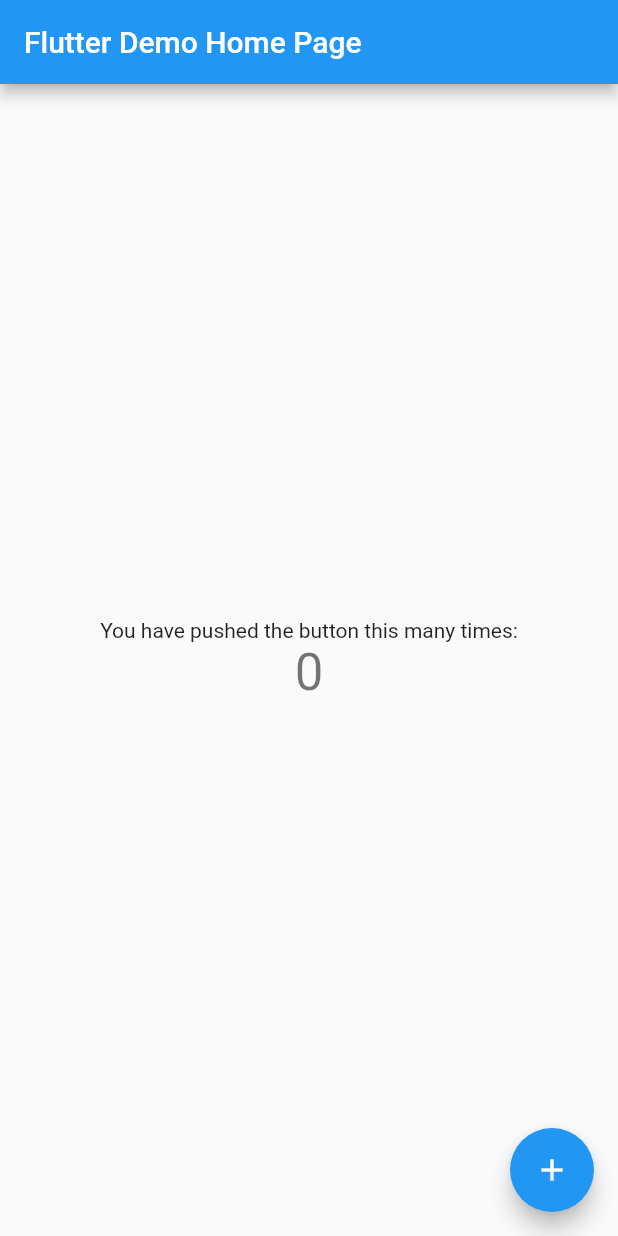
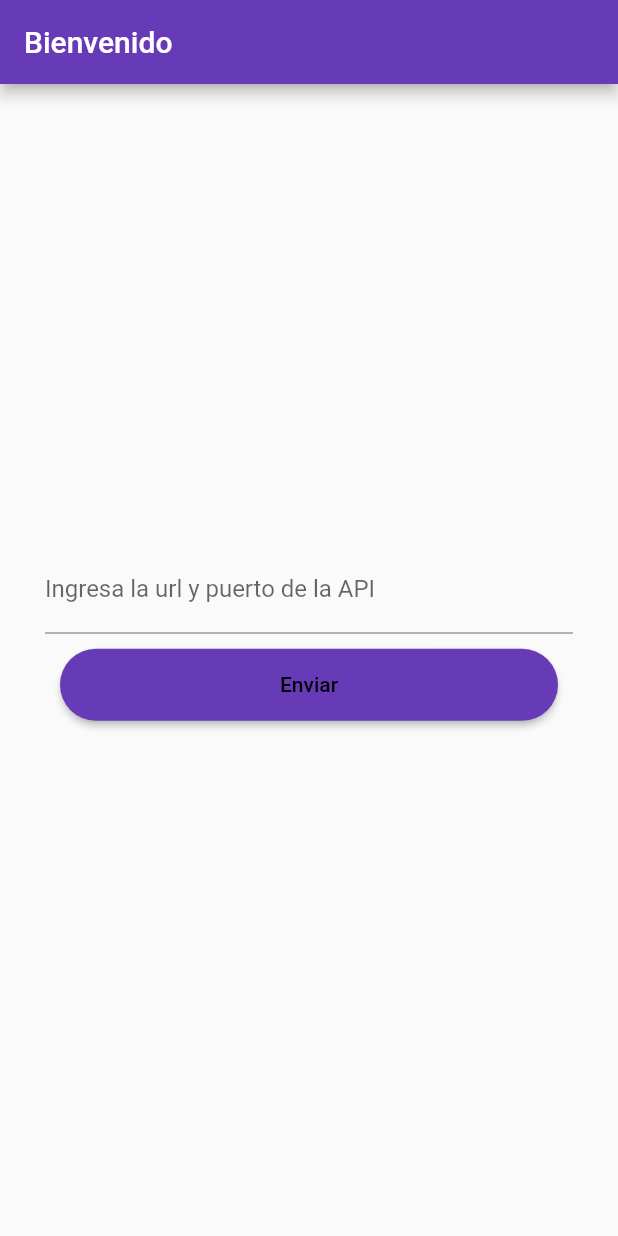
Before and after one commit to JuanJTorres11/restaurant-mobile, a Flutter app: the screen it shows after launch, on a phone screen of 412 x 824 dp. Run offline on Flutter 3.47's test engine with Material 2 defaults, Android fonts, the phone set to English and light mode, and no system bars; our stand-ins replace shared_preferences.

Commit message:
connection to host

```diff
--- a/lib/main.dart
+++ b/lib/main.dart
@@ -1,4 +1,6 @@
 import 'package:flutter/material.dart';
+import 'package:http/http.dart' as http;
+import 'package:shared_preferences/shared_preferences.dart';
 
 void main() {
   runApp(MyApp());
@@ -9,105 +11,113 @@ class MyApp extends StatelessWidget {
   @override
   Widget build(BuildContext context) {
     return MaterialApp(
-      title: 'Flutter Demo',
+      debugShowCheckedModeBanner: false,
+      title: 'Restaurante',
       theme: ThemeData(
-        // This is the theme of your application.
-        //
-        // Try running your application with "flutter run". You'll see the
-        // application has a blue toolbar. Then, without quitting the app, try
-        // changing the primarySwatch below to Colors.green and then invoke
-        // "hot reload" (press "r" in the console where you ran "flutter run",
-        // or simply save your changes to "hot reload" in a Flutter IDE).
-        // Notice that the counter didn't reset back to zero; the application
-        // is not restarted.
-        primarySwatch: Colors.blue,
+        primarySwatch: Colors.deepPurple,
       ),
-      home: MyHomePage(title: 'Flutter Demo Home Page'),
+      home: MyHomePage(),
     );
   }
 }
 
 class MyHomePage extends StatefulWidget {
-  MyHomePage({Key? key, required this.title}) : super(key: key);
-
-  // This widget is the home page of your application. It is stateful, meaning
-  // that it has a State object (defined below) that contains fields that affect
-  // how it looks.
-
-  // This class is the configuration for the state. It holds the values (in this
-  // case the title) provided by the parent (in this case the App widget) and
-  // used by the build method of the State. Fields in a Widget subclass are
-  // always marked "final".
-
-  final String title;
-
   @override
   _MyHomePageState createState() => _MyHomePageState();
 }
 
 class _MyHomePageState extends State<MyHomePage> {
-  int _counter = 0;
-
-  void _incrementCounter() {
-    setState(() {
-      // This call to setState tells the Flutter framework that something has
-      // changed in this State, which causes it to rerun the build method below
-      // so that the display can reflect the updated values. If we changed
-      // _counter without calling setState(), then the build method would not be
-      // called again, and so nothing would appear to happen.
-      _counter++;
-    });
-  }
+  var _host = false;
+  var _showMessage = false;
+  final GlobalKey<FormState> _formKey = GlobalKey<FormState>();
+  final TextEditingController _hostController = TextEditingController();
 
   @override
   Widget build(BuildContext context) {
-    // This method is rerun every time setState is called, for instance as done
-    // by the _incrementCounter method above.
-    //
-    // The Flutter framework has been optimized to make rerunning build methods
-    // fast, so that you can just rebuild anything that needs updating rather
-    // than having to individually change instances of widgets.
     return Scaffold(
       appBar: AppBar(
-        // Here we take the value from the MyHomePage object that was created by
-        // the App.build method, and use it to set our appbar title.
-        title: Text(widget.title),
+        title: Text("Bienvenido"),
       ),
       body: Center(
-        // Center is a layout widget. It takes a single child and positions it
-        // in the middle of the parent.
+          child: Form(
+              key: _formKey,
+              child: Padding(
+                  padding: const EdgeInsets.only(
+                      left: 30.0, right: 30.0, top: 5.0, bottom: 5.0),
                   child: Column(
-          // Column is also a layout widget. It takes a list of children and
-          // arranges them vertically. By default, it sizes itself to fit its
-          // children horizontally, and tries to be as tall as its parent.
-          //
-          // Invoke "debug painting" (press "p" in the console, choose the
-          // "Toggle Debug Paint" action from the Flutter Inspector in Android
-          // Studio, or the "Toggle Debug Paint" command in Visual Studio Code)
-          // to see the wireframe for each widget.
-          //
-          // Column has various properties to control how it sizes itself and
-          // how it positions its children. Here we use mainAxisAlignment to
-          // center the children vertically; the main axis here is the vertical
-          // axis because Columns are vertical (the cross axis would be
-          // horizontal).
                       mainAxisAlignment: MainAxisAlignment.center,
                       children: <Widget>[
-            Text(
-              'You have pushed the button this many times:',
+                        TextFormField(
+                          controller: _hostController,
+                          decoration: const InputDecoration(
+                              labelText: 'Ingresa la url y puerto de la API',
+                              prefixText: "http://",
+                              focusColor: Colors.grey),
+                          validator: (String? value) {
+                            if (value!.isEmpty)
+                              return 'Ingresa la url y puerto';
+                            return null;
+                          },
                         ),
-            Text(
-              '$_counter',
-              style: Theme.of(context).textTheme.headline4,
+                        Padding(
+                          padding: const EdgeInsets.all(10.0),
+                          child: ConstrainedBox(
+                            constraints:
+                                BoxConstraints.tightFor(width: double.infinity),
+                            child: ElevatedButton(
+                                style: ElevatedButton.styleFrom(
+                                    primary: Theme.of(context)
+                                        .primaryColor, // background
+                                    onPrimary: Colors.black, // foreground
+                                    shape: new RoundedRectangleBorder(
+                                      borderRadius:
+                                          new BorderRadius.circular(30.0),
                                     ),
-          ],
+                                    padding: EdgeInsets.all(16)),
+                                onPressed: () async {
+                                  if (_formKey.currentState!.validate()) {
+                                    var con = await verifyHost(_hostController.text);
+                                    if (con){
+                                      setState(() {
+                                        _showMessage = false;
+                                      });
+                                      SharedPreferences prefs = await SharedPreferences.getInstance();
+                                      prefs.setString("host", _hostController.text);
+
+                                    }
+                                    else {
+                                      setState(() {
+                                        _showMessage = true;
+                                      });
+                                    }
+                                  }
+                                },
+                                child: Text("Enviar")),
                           ),
                         ),
-      floatingActionButton: FloatingActionButton(
-        onPressed: _incrementCounter,
-        tooltip: 'Increment',
-        child: Icon(Icons.add),
-      ), // This trailing comma makes auto-formatting nicer for build methods.
+                        Container(
+                          padding: EdgeInsets.only(top: 10),
+                          alignment: Alignment.center,
+                          child: Text(
+                            _showMessage == false
+                                ? ''
+                                : "La dirección indicada es inválida",
+                            textAlign: TextAlign.center,
+                            style: TextStyle(color: Colors.redAccent),
+                          ),
+                        ),
+                      ])))),
     );
   }
+
+  Future<bool> verifyHost(String url) async {
+    String? res;
+    try {
+      var r = await http.get(Uri.parse("http://" + url));
+      res = r.body;
+    } on Exception catch (e) {
+      print(e);
     }
+    return res == "hello world";
+  }
+}
--- a/pubspec.yaml
+++ b/pubspec.yaml
@@ -23,7 +23,8 @@ environment:
 dependencies:
   flutter:
     sdk: flutter
-
+  http: ^0.13.3
+  shared_preferences: ^2.0.5
 
   # The following adds the Cupertino Icons font to your application.
   # Use with the CupertinoIcons class for iOS style icons.
```
Also changed, not shown: pubspec.lock, 1 other file. Lines whose indentation alone changed are shown as unchanged.
